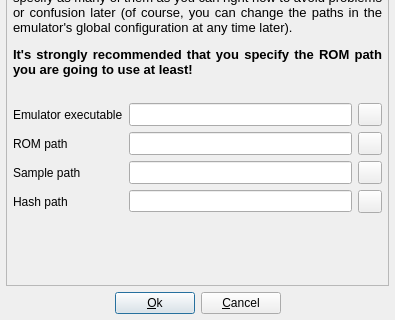
First picture: the form in welcome.ui, repository qmc2/qmc2-mame-fe, before the edit; both pictures show x 0 to 395 and y 160 to 480 of the 395 by 480 pixel window.
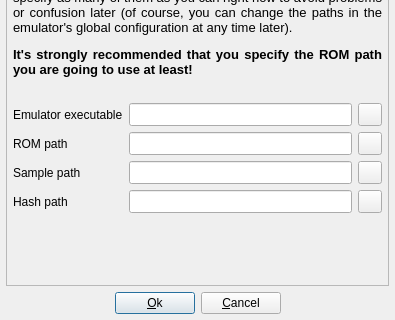
Second picture: the form after the edit. Icons and pictures are not drawn.

Diff of the .ui file:
```diff
--- a/welcome.ui
+++ b/welcome.ui
@@ -7,7 +7,7 @@
    <rect>
     <x>0</x>
     <y>0</y>
-    <width>378</width>
+    <width>390</width>
     <height>480</height>
    </rect>
   </property>
@@ -654,6 +654,12 @@
         </item>
         <item row="5" column="1">
          <widget class="QLineEdit" name="lineEditHashPath">
+          <property name="sizePolicy">
+           <sizepolicy hsizetype="Expanding" vsizetype="Minimum">
+            <horstretch>0</horstretch>
+            <verstretch>0</verstretch>
+           </sizepolicy>
+          </property>
           <property name="toolTip">
            <string>Path to hash files</string>
           </property>
```
